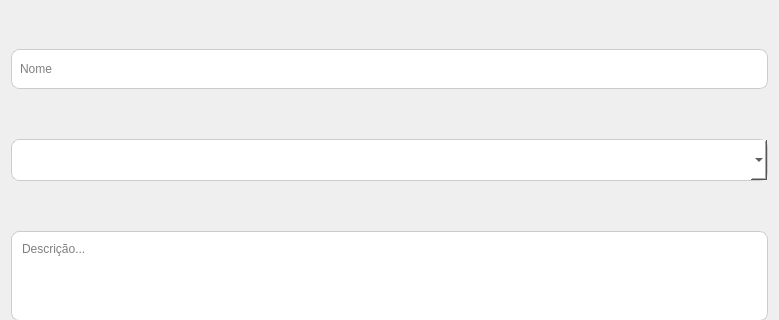
Before: the Qt Designer form App/view/ui/newReport.ui in Senac-SOR-ADS/Gerenciamento-Escolar, drawn with Qt 5; both pictures show x 0 to 779 and y 185 to 505 of the 779 by 620 pixel window.
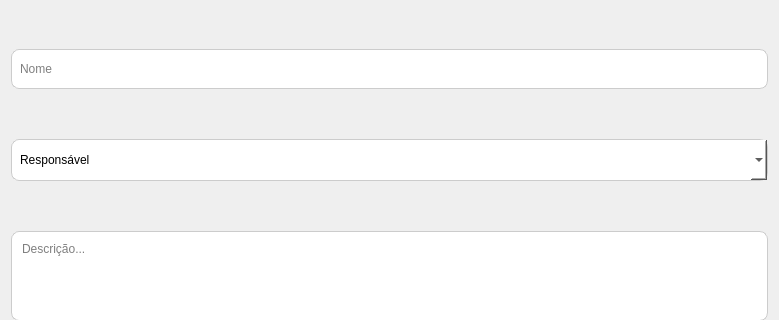
After: the same form once the commit is applied. Icons and pictures are not drawn.

Commit message:
fix(newReport e registerEmployee)
Arrumando o texto do combobox.

```diff
--- a/App/view/ui/newReport.ui
+++ b/App/view/ui/newReport.ui
@@ -114,6 +114,15 @@
          <height>42</height>
         </size>
        </property>
+       <property name="toolTip">
+        <string>&lt;html&gt;&lt;head/&gt;&lt;body&gt;&lt;p&gt;&lt;br/&gt;&lt;/p&gt;&lt;/body&gt;&lt;/html&gt;</string>
+       </property>
+       <property name="editable">
+        <bool>true</bool>
+       </property>
+       <property name="currentText">
+        <string>Responsável</string>
+       </property>
       </widget>
      </item>
      <item>
```
The commit also changes 1 other file.
